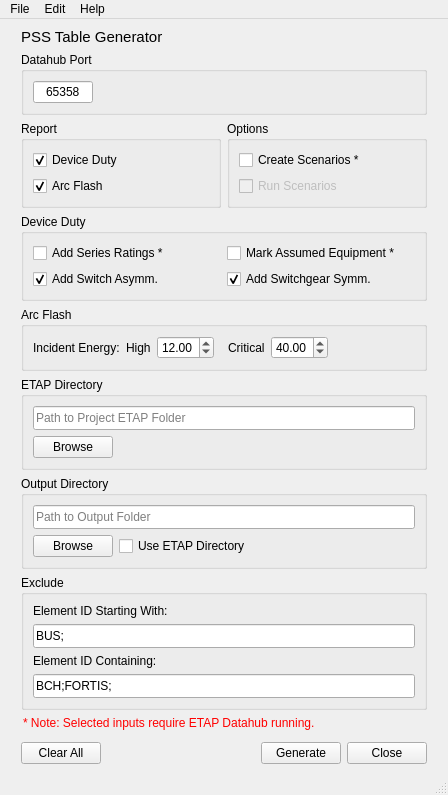
The window that res/pss_report_gen_ui.ui (adilzafar66/pss-table-generator) describes before a commit, drawn with Qt 5.
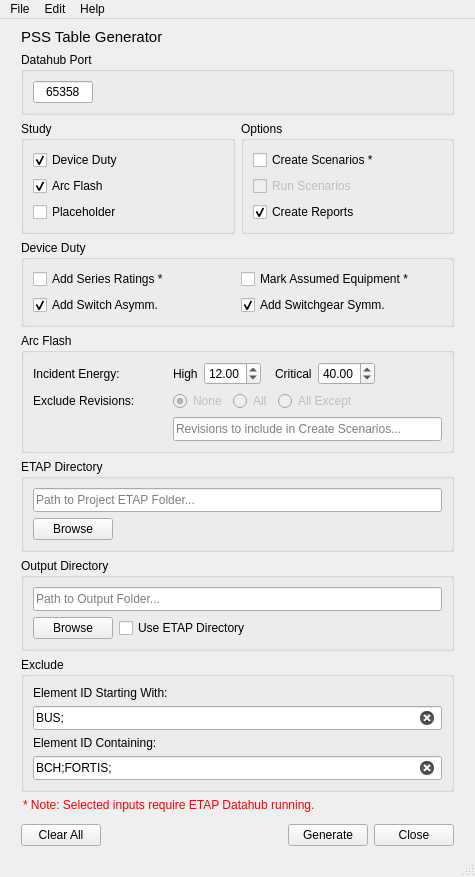
The same window after the commit.

Commit message: Major update: UI changes, create reports option, thread coordination

```diff
--- a/res/pss_report_gen_ui.ui
+++ b/res/pss_report_gen_ui.ui
@@ -9,8 +9,8 @@
    <rect>
     <x>0</x>
     <y>0</y>
-    <width>448</width>
-    <height>755</height>
+    <width>475</width>
+    <height>836</height>
    </rect>
   </property>
   <property name="sizePolicy">
@@ -139,6 +139,16 @@
                </property>
               </widget>
              </item>
+             <item row="2" column="0">
+              <widget class="QCheckBox" name="create_reports_checkbox">
+               <property name="text">
+                <string>Create Reports</string>
+               </property>
+               <property name="checked">
+                <bool>true</bool>
+               </property>
+              </widget>
+             </item>
             </layout>
            </item>
           </layout>
@@ -147,22 +157,12 @@
         <item row="0" column="0">
          <widget class="QGroupBox" name="report_group">
           <property name="title">
-           <string>Report</string>
+           <string>Study</string>
           </property>
           <layout class="QVBoxLayout" name="verticalLayout_5">
            <item>
             <layout class="QGridLayout" name="report_grid">
              <item row="1" column="0">
-              <widget class="QCheckBox" name="arc_flash_checkbox">
-               <property name="text">
-                <string>Arc Flash</string>
-               </property>
-               <property name="checked">
-                <bool>true</bool>
-               </property>
-              </widget>
-             </item>
-             <item row="0" column="0">
               <widget class="QCheckBox" name="device_duty_checkbox">
                <property name="text">
                 <string>Device Duty</string>
@@ -172,6 +172,23 @@
                </property>
               </widget>
              </item>
+             <item row="2" column="0">
+              <widget class="QCheckBox" name="arc_flash_checkbox">
+               <property name="text">
+                <string>Arc Flash</string>
+               </property>
+               <property name="checked">
+                <bool>true</bool>
+               </property>
+              </widget>
+             </item>
+             <item row="3" column="0">
+              <widget class="QCheckBox" name="placeholder_checkbox">
+               <property name="text">
+                <string>Placeholder</string>
+               </property>
+              </widget>
+             </item>
             </layout>
            </item>
           </layout>
@@ -244,6 +261,22 @@
         <layout class="QVBoxLayout" name="verticalLayout_11">
          <item>
           <layout class="QGridLayout" name="arc_flash_grid">
+           <item row="2" column="2">
+            <widget class="QLineEdit" name="exclude_revisions_input">
+             <property name="enabled">
+              <bool>true</bool>
+             </property>
+             <property name="minimumSize">
+              <size>
+               <width>0</width>
+               <height>24</height>
+              </size>
+             </property>
+             <property name="placeholderText">
+              <string>Revisions to include in Create Scenarios...</string>
+             </property>
+            </widget>
+           </item>
            <item row="0" column="2">
             <layout class="QHBoxLayout" name="incident_energy_layout">
              <item>
@@ -283,10 +316,70 @@
                  </property>
                 </widget>
                </item>
+               <item>
+                <spacer name="energy_spacer">
+                 <property name="orientation">
+                  <enum>Qt::Horizontal</enum>
+                 </property>
+                 <property name="sizeHint" stdset="0">
+                  <size>
+                   <width>40</width>
+                   <height>20</height>
+                  </size>
+                 </property>
+                </spacer>
+               </item>
               </layout>
              </item>
+            </layout>
+           </item>
+           <item row="0" column="1">
+            <widget class="QLabel" name="incident_energy_label">
+             <property name="text">
+              <string>Incident Energy:              </string>
+             </property>
+            </widget>
+           </item>
+           <item row="1" column="2">
+            <layout class="QHBoxLayout" name="exclude_revisions_layout">
              <item>
-              <spacer name="energy_spacer">
+              <widget class="QRadioButton" name="exclude_none_radio">
+               <property name="enabled">
+                <bool>false</bool>
+               </property>
+               <property name="text">
+                <string>None</string>
+               </property>
+               <property name="checked">
+                <bool>true</bool>
+               </property>
+              </widget>
+             </item>
+             <item>
+              <widget class="QRadioButton" name="exclude_all_radio">
+               <property name="enabled">
+                <bool>false</bool>
+               </property>
+               <property name="text">
+                <string>All</string>
+               </property>
+               <property name="checked">
+                <bool>false</bool>
+               </property>
+              </widget>
+             </item>
+             <item>
+              <widget class="QRadioButton" name="exclude_only_radio">
+               <property name="enabled">
+                <bool>false</bool>
+               </property>
+               <property name="text">
+                <string>All Except</string>
+               </property>
+              </widget>
+             </item>
+             <item>
+              <spacer name="exclude_revisions_spacer">
                <property name="orientation">
                 <enum>Qt::Horizontal</enum>
                </property>
@@ -300,10 +393,10 @@
              </item>
             </layout>
            </item>
-           <item row="0" column="1">
-            <widget class="QLabel" name="incident_energy_label">
+           <item row="1" column="1">
+            <widget class="QLabel" name="exclude_revisions_label">
              <property name="text">
-              <string>Incident Energy:</string>
+              <string>Exclude Revisions:</string>
              </property>
             </widget>
            </item>
@@ -333,7 +426,7 @@
             <bool>false</bool>
            </property>
            <property name="placeholderText">
-            <string>Path to Project ETAP Folder</string>
+            <string>Path to Project ETAP Folder...</string>
            </property>
            <property name="clearButtonEnabled">
             <bool>true</bool>
@@ -382,7 +475,7 @@
             </size>
            </property>
            <property name="placeholderText">
-            <string>Path to Output Folder</string>
+            <string>Path to Output Folder...</string>
            </property>
            <property name="clearButtonEnabled">
             <bool>true</bool>
@@ -451,6 +544,9 @@
            <property name="text">
             <string>BUS;</string>
            </property>
+           <property name="clearButtonEnabled">
+            <bool>true</bool>
+           </property>
           </widget>
          </item>
          <item>
@@ -475,6 +571,9 @@
            <property name="text">
             <string>BCH;FORTIS;</string>
            </property>
+           <property name="clearButtonEnabled">
+            <bool>true</bool>
+           </property>
           </widget>
          </item>
         </layout>
@@ -566,7 +665,7 @@
     <rect>
      <x>0</x>
      <y>0</y>
-     <width>448</width>
+     <width>475</width>
      <height>21</height>
     </rect>
    </property>
```
Left out of the diff: 278 changed lines with no effect on the pictures. The commit also changes 9 other files.
